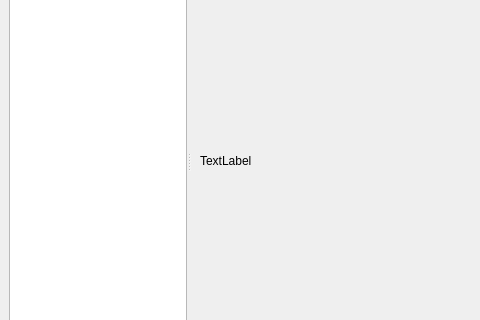
Above: view/main_window/main_window.ui from nextfoam/baram before the change; both pictures show x 0 to 480 and y 222 to 542 of the 1280 by 768 pixel window. Below: the same form after it.
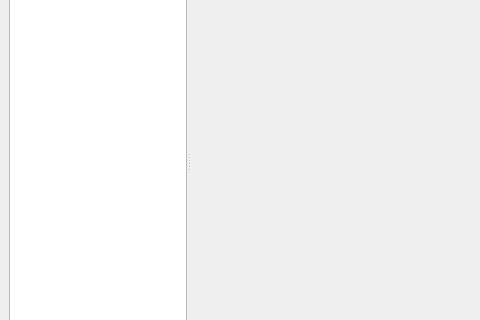
That is the form after the change.

```diff
--- a/view/main_window/main_window.ui
+++ b/view/main_window/main_window.ui
@@ -114,7 +114,7 @@
             </size>
            </property>
            <property name="text">
-            <string>TextLabel</string>
+            <string/>
            </property>
           </widget>
          </item>
```
